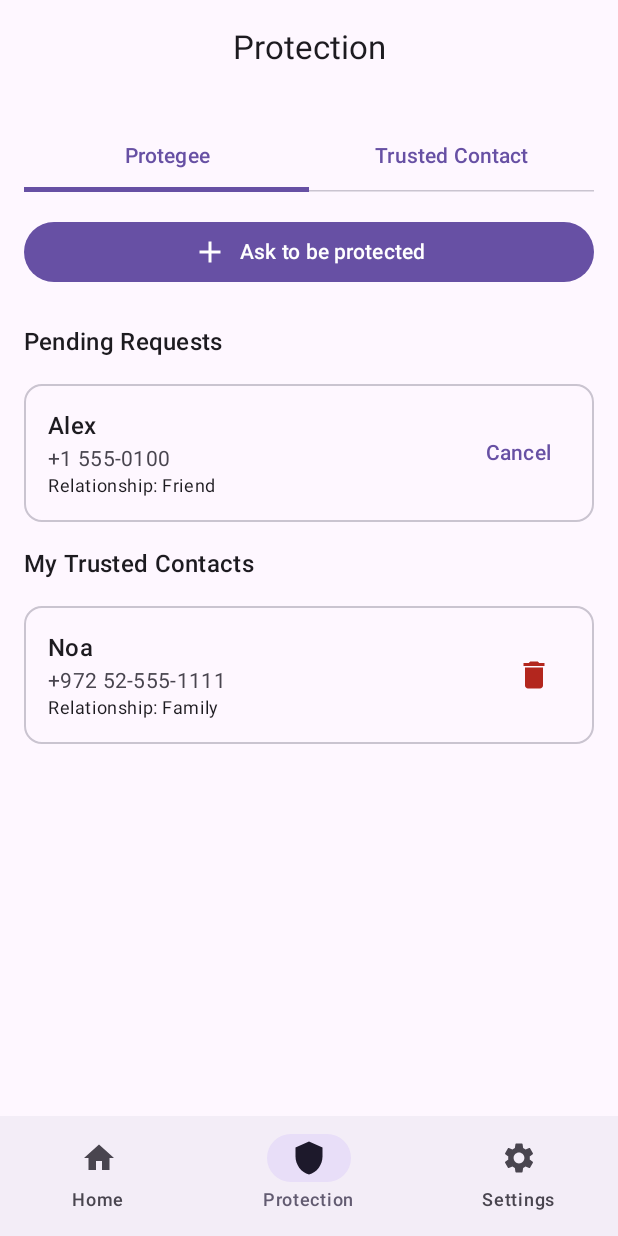
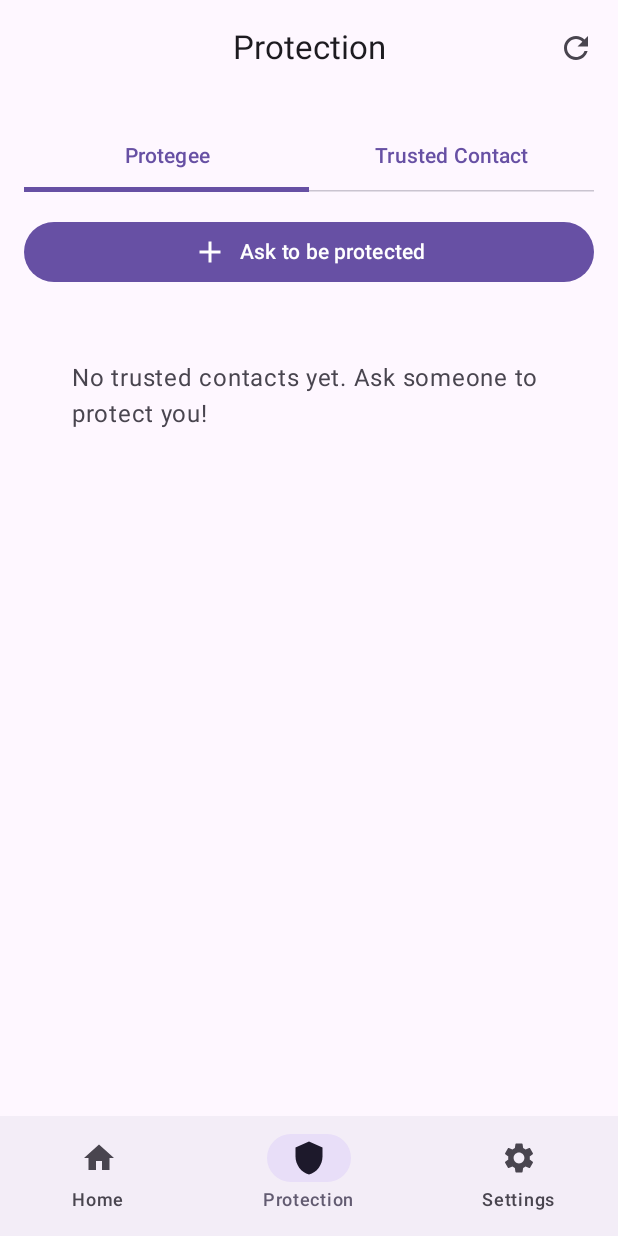
Before and after one commit to AlonBletter/protectalk-client, an Android app built with Jetpack Compose: the ProtectionScreen screen opened through its navigation route, on a phone screen of 412 x 824 dp. Run offline under Robolectric (Android 15) with nearby library versions, the phone set to English and light mode, and no system bars; our stand-ins replace Firebase (no records; nobody signed in at launch, a user with empty details on screens opened directly).

Commit message:
Saving progress towards the refresh implementation
Currently there is a refresh that works when reaching the protection screen.

```diff
--- a/app/build.gradle.kts
+++ b/app/build.gradle.kts
@@ -10,7 +10,7 @@ android {
     compileSdk = 36
 
     defaultConfig {
-        buildConfigField("String", "BASE_URL", "\"http://192.168.7.18:8080/\"")
+        buildConfigField("String", "BASE_URL", "\"http://192.168.1.132:8080/\"")
         applicationId = "com.protectalk.protectalk"
         minSdk = 24
         targetSdk = 36
@@ -54,7 +54,7 @@ dependencies {
 
     implementation("androidx.activity:activity-compose:1.8.0")
     implementation("androidx.compose.ui:ui:1.5.3")
-    implementation("androidx.compose.material3:material3:1.2.1") // Updated for pulltorefresh support
+    implementation("androidx.compose.material3:material3:1.2.1") // This version includes pull-to-refresh
 
     // Lifecycle for foreground/background detection
     implementation("androidx.lifecycle:lifecycle-runtime-compose:2.7.0")
@@ -84,6 +84,7 @@ dependencies {
     implementation(libs.androidx.ui.tooling.preview)
     implementation(libs.androidx.material3)
     implementation(libs.androidx.foundation)
+    implementation("com.google.accompanist:accompanist-swiperefresh:0.32.0") // Accompanist SwipeRefresh - stable pull-to-refresh solution
     testImplementation(libs.junit)
     androidTestImplementation(libs.androidx.junit)
     androidTestImplementation(libs.androidx.espresso.core)
--- a/app/src/main/java/com/protectalk/protectalk/data/remote/network/ApiClient.kt
+++ b/app/src/main/java/com/protectalk/protectalk/data/remote/network/ApiClient.kt
@@ -4,6 +4,7 @@ import android.util.Log
 import com.protectalk.protectalk.BuildConfig
 import com.squareup.moshi.Moshi
 import com.squareup.moshi.kotlin.reflect.KotlinJsonAdapterFactory
+import okhttp3.Interceptor
 import okhttp3.OkHttpClient
 import okhttp3.logging.HttpLoggingInterceptor
 import retrofit2.Retrofit
@@ -11,38 +12,34 @@ import retrofit2.converter.moshi.MoshiConverterFactory
 import java.util.concurrent.TimeUnit
 
 object ApiClient {
-    fun build(authInterceptor: AuthInterceptor): ApiService {
-        val okBuilder = OkHttpClient.Builder()
+    fun build(authInterceptor: Interceptor): ApiService {
+        val moshi = Moshi.Builder()
+            .add(KotlinJsonAdapterFactory())
+            .build()
+
+        val loggingInterceptor = HttpLoggingInterceptor { message ->
+            Log.d("OkHttp", message)
+        }.apply {
+            level = HttpLoggingInterceptor.Level.BODY
+        }
+
+        val okHttpClient = OkHttpClient.Builder()
             .addInterceptor(authInterceptor)
+            .addInterceptor(loggingInterceptor)
             .connectTimeout(30, TimeUnit.SECONDS)
             .readTimeout(30, TimeUnit.SECONDS)
             .writeTimeout(30, TimeUnit.SECONDS)
-
-        // Only add logging in debug builds
-        if (BuildConfig.DEBUG) {
-            val loggingInterceptor = HttpLoggingInterceptor { message ->
-                Log.d("OkHttp", message)
-            }.apply {
-                level = HttpLoggingInterceptor.Level.BODY
-            }
-            okBuilder.addInterceptor(loggingInterceptor)
-        }
-
-        val ok = okBuilder.build()
-
-        Log.d("ApiClient", "Building Retrofit with BASE_URL: ${BuildConfig.BASE_URL}")
-
-        // Configure Moshi with Kotlin support
-        val moshi = Moshi.Builder()
-            .addLast(KotlinJsonAdapterFactory())
             .build()
 
         val retrofit = Retrofit.Builder()
             .baseUrl(BuildConfig.BASE_URL)
+            .client(okHttpClient)
             .addConverterFactory(MoshiConverterFactory.create(moshi))
-            .client(ok)
             .build()
 
         return retrofit.create(ApiService::class.java)
     }
+
+    // Keep the existing apiService for backward compatibility
+    val apiService: ApiService by lazy { build(AuthInterceptor()) }
 }
--- a/app/src/main/java/com/protectalk/protectalk/data/repo/ProtectionRepository.kt
+++ b/app/src/main/java/com/protectalk/protectalk/data/repo/ProtectionRepository.kt
@@ -5,10 +5,15 @@ import com.protectalk.protectalk.data.model.dto.ContactRequestDto
 import com.protectalk.protectalk.data.model.dto.UserProfileResponse
 import com.protectalk.protectalk.data.remote.network.ApiService
 import com.protectalk.protectalk.data.model.ResultModel
+import javax.inject.Inject
+import javax.inject.Singleton
 
-class ProtectionRepository(private val api: ApiService) {
+@Singleton
+class ProtectionRepository @Inject constructor(
+    private val apiService: ApiService
+) {
     suspend fun sendInvite(body: Map<String, Any>): ResultModel<Unit> = try {
-        val response = api.sendInvite(body)
+        val response = apiService.sendInvite(body)
         if (response.isSuccessful) {
             ResultModel.Ok(Unit)
         } else {
@@ -20,7 +25,7 @@ class ProtectionRepository(private val api: ApiService) {
     }
 
     suspend fun respondInvite(body: Map<String, Any>): ResultModel<Unit> = try {
-        val response = api.respondInvite(body)
+        val response = apiService.respondInvite(body)
         if (response.isSuccessful) {
             ResultModel.Ok(Unit)
         } else {
@@ -32,7 +37,7 @@ class ProtectionRepository(private val api: ApiService) {
     }
 
     suspend fun getLinks(): ResultModel<Map<String, Any>> = try {
-        val response = api.getLinks()
+        val response = apiService.getLinks()
         if (response.isSuccessful) {
             val data = response.body() ?: emptyMap()
             ResultModel.Ok(data)
@@ -48,7 +53,7 @@ class ProtectionRepository(private val api: ApiService) {
         Log.d("ProtectionRepository", "Sending contact request to server...")
         Log.d("ProtectionRepository", "Request: $contactRequest")
 
-        val response = api.sendContactRequest(contactRequest)
+        val response = apiService.sendContactRequest(contactRequest)
 
         if (response.isSuccessful) {
             Log.d("ProtectionRepository", "Contact request sent successfully")
@@ -67,7 +72,7 @@ class ProtectionRepository(private val api: ApiService) {
     suspend fun getUserProfile(): ResultModel<UserProfileResponse> = try {
         Log.d("ProtectionRepository", "Fetching user profile from server...")
 
-        val response = api.getUserProfile()
+        val response = apiService.getUserProfile()
 
         if (response.isSuccessful) {
             val profile = response.body()
--- a/app/src/main/java/com/protectalk/protectalk/ui/protection/ProtectionScreen.kt
+++ b/app/src/main/java/com/protectalk/protectalk/ui/protection/ProtectionScreen.kt
@@ -3,23 +3,56 @@
 package com.protectalk.protectalk.ui.protection
 
 import androidx.compose.foundation.layout.*
+import androidx.compose.material.icons.Icons
+import androidx.compose.material.icons.filled.Refresh
 import androidx.compose.material3.*
 import androidx.compose.runtime.*
 import androidx.compose.runtime.saveable.rememberSaveable
 import androidx.compose.ui.Alignment
 import androidx.compose.ui.Modifier
 import androidx.compose.ui.unit.dp
+import androidx.lifecycle.Lifecycle
+import androidx.lifecycle.LifecycleEventObserver
+import androidx.lifecycle.compose.LocalLifecycleOwner
 import androidx.lifecycle.viewmodel.compose.viewModel
+import kotlinx.coroutines.delay
 
 @Composable
 fun ProtectionScreen(
     viewModel: ProtectionViewModel = viewModel()
 ) {
     val ui = viewModel.ui.collectAsState().value
+    val lifecycleOwner = LocalLifecycleOwner.current
 
     var selectedTab by rememberSaveable { mutableStateOf(ProtectionTab.Protegee) }
     var showDialog by rememberSaveable { mutableStateOf(false) }
     var dialogRole by rememberSaveable { mutableStateOf(DialogRole.ProtegeeAsks) }
+    var isAppInForeground by remember { mutableStateOf(true) }
+
+    // Observe lifecycle to track foreground/background state
+    DisposableEffect(lifecycleOwner) {
+        val observer = LifecycleEventObserver { _, event ->
+            when (event) {
+                Lifecycle.Event.ON_RESUME -> isAppInForeground = true
+                Lifecycle.Event.ON_PAUSE -> isAppInForeground = false
+                else -> {}
+            }
+        }
+        lifecycleOwner.lifecycle.addObserver(observer)
+        onDispose {
+            lifecycleOwner.lifecycle.removeObserver(observer)
+        }
+    }
+
+    // Automatic refresh every 30 seconds when app is in foreground
+    LaunchedEffect(isAppInForeground) {
+        while (isAppInForeground) {
+            delay(30_000) // 30 seconds
+            if (isAppInForeground && !ui.isRefreshing) {
+                viewModel.refresh()
+            }
+        }
+    }
 
     // Clear error when dialog is dismissed
     LaunchedEffect(showDialog) {
@@ -29,10 +62,39 @@ fun ProtectionScreen(
     }
 
     Scaffold(
-        topBar = { CenterAlignedTopAppBar(title = { Text("Protection") }) }
+        topBar = {
+            CenterAlignedTopAppBar(
+                title = { Text("Protection") },
+                actions = {
+                    // Manual refresh button
+                    IconButton(
+                        onClick = {
+                            if (isAppInForeground && !ui.isRefreshing) {
+                                viewModel.refresh()
+                            }
+                        }
+                    ) {
+                        if (ui.isRefreshing) {
+                            CircularProgressIndicator(
+                                modifier = Modifier.size(20.dp),
+                                strokeWidth = 2.dp
+                            )
+                        } else {
+                            Icon(
+                                Icons.Default.Refresh,
+                                contentDescription = "Refresh"
+                            )
+                        }
+                    }
+                }
+            )
+        }
     ) { padding ->
         Column(
-            Modifier.padding(padding).fillMaxSize().padding(16.dp)
+            modifier = Modifier
+                .padding(padding)
+                .fillMaxSize()
+                .padding(16.dp)
         ) {
             val tabs = listOf(
                 ProtectionTab.Protegee to "Protegee",
@@ -96,6 +158,7 @@ fun ProtectionScreen(
             }
         }
 
+        // Dialog and other components outside the main Column
         if (showDialog) {
             AddProtectionDialog(
                 role = dialogRole,
@@ -106,8 +169,6 @@ fun ProtectionScreen(
                         DialogRole.ProtegeeAsks -> viewModel.sendRequest(name, phone, relation)
                         DialogRole.TrustedOffers -> viewModel.offerProtection(name, phone, relation)
                     }
-                    // Don't close dialog immediately - let the API call complete
-                    // Dialog will be closed by the success case or stay open for error handling
                 }
             )
         }
@@ -115,7 +176,6 @@ fun ProtectionScreen(
         // Auto-close dialog on successful submission
         LaunchedEffect(ui.isLoading, ui.error) {
             if (!ui.isLoading && ui.error == null && showDialog) {
-                // Only close if we were loading (indicating a successful API call)
                 showDialog = false
             }
         }
--- a/app/src/main/java/com/protectalk/protectalk/ui/protection/ProtectionViewModel.kt
+++ b/app/src/main/java/com/protectalk/protectalk/ui/protection/ProtectionViewModel.kt
@@ -5,6 +5,9 @@ import androidx.lifecycle.ViewModel
 import androidx.lifecycle.viewModelScope
 import com.protectalk.protectalk.data.model.ResultModel
 import com.protectalk.protectalk.domain.SendContactRequestUseCase
+import com.protectalk.protectalk.data.repo.ProtectionRepository
+import com.protectalk.protectalk.data.remote.network.ApiClient
+import kotlinx.coroutines.delay
 import kotlinx.coroutines.flow.MutableStateFlow
 import kotlinx.coroutines.flow.StateFlow
 import kotlinx.coroutines.flow.asStateFlow
@@ -16,22 +19,30 @@ data class ProtectionUiState(
     val trusted:  List<LinkContact>   = emptyList(),    // my trusted contacts
     val protegees: List<LinkContact>  = emptyList(),    // people I protect
     val isLoading: Boolean = false,
+    val isRefreshing: Boolean = false,  // Add refresh state for pull-to-refresh
     val error: String? = null
 )
 
 class ProtectionViewModel : ViewModel() {
 
     private val sendContactRequestUseCase = SendContactRequestUseCase()
+    private val protectionRepository = ProtectionRepository(ApiClient.apiService)
 
     private val _ui = MutableStateFlow(
         ProtectionUiState(
-            outgoing = listOf(PendingRequest("out1","Alex","+1 555-0100", Relation.Friend)),
-            incoming = listOf(PendingRequest("in1","Dana","+44 7700 900123", Relation.Family)),
-            trusted  = listOf(LinkContact("t1","Noa","+972 52-555-1111", Relation.Family)),
-            protegees= listOf(LinkContact("p1","Omer","+972 54-111-2222", Relation.Friend)),
+            // Remove mock data - will be loaded from server
+            outgoing = emptyList(),
+            incoming = emptyList(),
+            trusted = emptyList(),
+            protegees = emptyList(),
         )
     )
     val ui: StateFlow<ProtectionUiState> = _ui.asStateFlow()
+
+    init {
+        // Load data from server on initialization
+        refresh()
+    }
 
     // ---- Protegee actions ----
     fun sendRequest(name: String, phone: String, relation: Relation) = viewModelScope.launch {
@@ -55,6 +66,7 @@ class ProtectionViewModel : ViewModel() {
                     error = null
                 )
             }
+
             is ResultModel.Err -> {
                 Log.e("ProtectionViewModel", "Failed to send contact request: ${result.message}")
                 _ui.value = _ui.value.copy(
@@ -86,6 +98,7 @@ class ProtectionViewModel : ViewModel() {
                     error = null
                 )
             }
+
             is ResultModel.Err -> {
                 Log.e("ProtectionViewModel", "Failed to send protection offer: ${result.message}")
                 _ui.value = _ui.value.copy(
@@ -114,7 +127,12 @@ class ProtectionViewModel : ViewModel() {
     fun accept(req: PendingRequest) = viewModelScope.launch {
         _ui.value = _ui.value.copy(
             incoming = _ui.value.incoming.filterNot { it.id == req.id },
-            protegees = _ui.value.protegees + LinkContact("prot_${req.id}", req.otherName, req.otherPhone, req.relation)
+            protegees = _ui.value.protegees + LinkContact(
+                "prot_${req.id}",
+                req.otherName,
+                req.otherPhone,
+                req.relation
+            )
         )
         // TODO(DB): mark accepted & create relationship
         // TODO(FCM): notify requester
@@ -123,10 +141,62 @@ class ProtectionViewModel : ViewModel() {
     fun decline(req: PendingRequest) = viewModelScope.launch {
         _ui.value = _ui.value.copy(incoming = _ui.value.incoming.filterNot { it.id == req.id })
         // TODO(DB): mark declined
+        // TODO(FCM): notify requester
     }
 
     fun removeProtegee(c: LinkContact) = viewModelScope.launch {
         _ui.value = _ui.value.copy(protegees = _ui.value.protegees.filterNot { it.id == c.id })
         // TODO(DB): remove relationship both sides
+        // TODO(FCM): notify protegee
+    }
+
+    // Refresh functionality - polls server and updates UI
+    fun refresh() = viewModelScope.launch {
+        _ui.value = _ui.value.copy(isRefreshing = true, error = null)
+        try {
+            Log.d("ProtectionViewModel", "Refreshing data from server...")
+
+            // Fetch user profile from server
+            val result = protectionRepository.getUserProfile()
+
+            when (result) {
+                is ResultModel.Ok -> {
+                    val profile = result.data
+                    Log.d("ProtectionViewModel", "Profile fetched successfully")
+
+                    // Map server data to UI models
+                    val outgoingRequests = profile.pendingSentRequests?.map { it.toUIModel() } ?: emptyList()
+                    val incomingRequests = profile.pendingReceivedRequests?.map { it.toUIModel() } ?: emptyList()
+                    val trustedContacts = profile.linkedContacts?.filter { it.contactType == "TRUSTED_CONTACT" }?.map { it.toUIModel() } ?: emptyList()
+                    val protegeeContacts = profile.linkedContacts?.filter { it.contactType == "PROTEGEE" }?.map { it.toUIModel() } ?: emptyList()
+
+                    // Update UI state with real server data
+                    _ui.value = _ui.value.copy(
+                        outgoing = outgoingRequests,
+                        incoming = incomingRequests,
+                        trusted = trustedContacts,
+                        protegees = protegeeContacts,
+                        isRefreshing = false,
+                        error = null
+                    )
+
+                    Log.d("ProtectionViewModel", "UI updated - Outgoing: ${outgoingRequests.size}, Incoming: ${incomingRequests.size}, Trusted: ${trustedContacts.size}, Protegees: ${protegeeContacts.size}")
+                }
+
+                is ResultModel.Err -> {
+                    Log.e("ProtectionViewModel", "Failed to refresh data: ${result.message}")
+                    _ui.value = _ui.value.copy(
+                        isRefreshing = false,
+                        error = "Failed to refresh data: ${result.message}"
+                    )
+                }
+            }
+        } catch (e: Exception) {
+            Log.e("ProtectionViewModel", "Exception during refresh", e)
+            _ui.value = _ui.value.copy(
+                isRefreshing = false,
+                error = "Failed to refresh data: ${e.message}"
+            )
+        }
     }
 }
```
Also changed, not shown: app/src/main/java/com/protectalk/protectalk/data/model/dto/UserProfileResponse.kt (+9 -2 lines).
